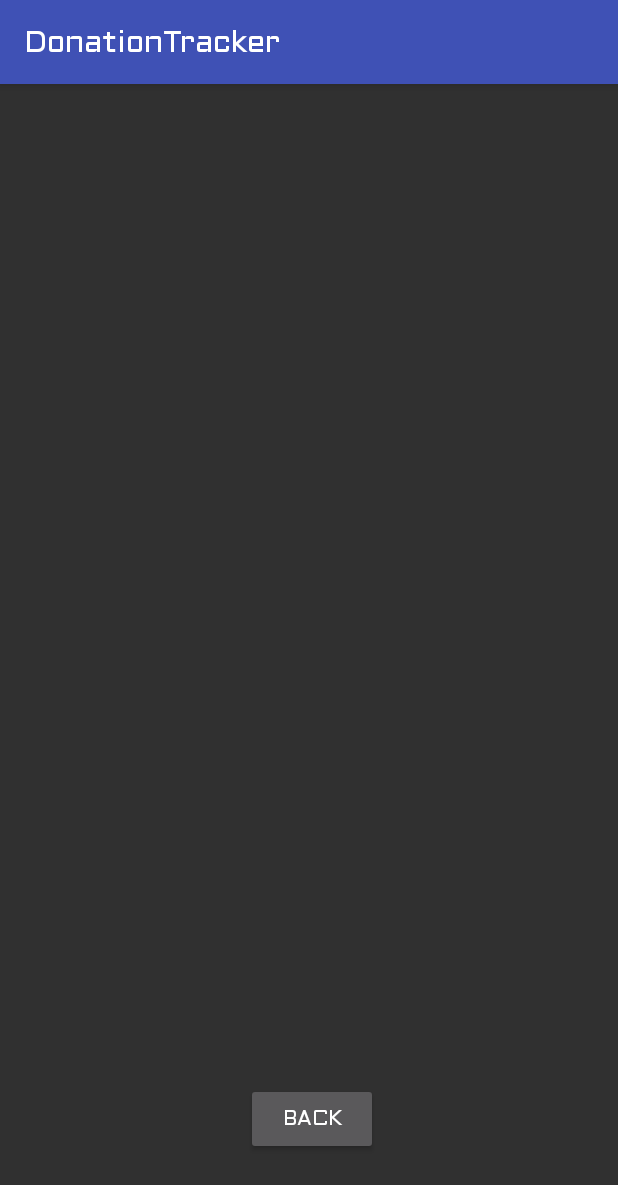
After one commit to jacobzipper/donationTrackerCS2340, an Android app: the AdminToolsActivity screen opened directly, with no data from a screen before it, on a phone screen of 412 x 824 dp. The commit adds this screen. Shown: the top 1185 px of the screen. Run offline under Robolectric (Android 15) with nearby library versions, the phone set to English and light mode, and no system bars.

Commit message:
Moved adding/viewing donations to an admin tools screen, accessible from the postlogin screen.  Currently anyone can go to that screen, but the buttons for adding/viewing donations are only visible to LocationEmployees
Signed-off-by: Jacob Allen <jballen95173@gmail.com>

```diff
--- a/app/src/main/AndroidManifest.xml
+++ b/app/src/main/AndroidManifest.xml
@@ -29,6 +29,7 @@
         <activity android:name=".activities.registration.RegistrationActivity" />
         <activity android:name=".activities.postlogin.AddDonationActivity" />
         <activity android:name=".activities.postlogin.ViewDonationsActivity" />
+        <activity android:name=".activities.postlogin.AdminToolsActivity"></activity>
     </application>
 
 </manifest>
--- /dev/null
+++ b/app/src/main/java/a5x/cs2340/donationtracker/activities/postlogin/AdminToolsActivity.java
@@ -0,0 +1,46 @@
+package a5x.cs2340.donationtracker.activities.postlogin;
+
+import android.content.Intent;
+import android.os.Bundle;
+import android.support.v7.app.AppCompatActivity;
+import android.view.View;
+import android.widget.Button;
+
+import a5x.cs2340.donationtracker.R;
+import a5x.cs2340.donationtracker.models.users.LocationEmployee;
+import a5x.cs2340.donationtracker.webservice.Webservice;
+
+public class AdminToolsActivity extends AppCompatActivity {
+
+    @Override
+    protected void onCreate(Bundle savedInstanceState) {
+        super.onCreate(savedInstanceState);
+        setContentView(R.layout.activity_admin_tools);
+        Button backButton = findViewById(R.id.toolsBackButton);
+        backButton.setOnClickListener(v -> backToPostLogin());
+        Button addDonationButton = findViewById(R.id.toolsAddDonationButton);
+        addDonationButton.setOnClickListener(v -> toAddDonation());
+        Button viewDonationsButton = findViewById(R.id.toolsViewDonationsButton);
+        viewDonationsButton.setOnClickListener(v -> toViewDonations());
+        if (Webservice.getAccountLoggedIn() instanceof LocationEmployee) {
+            viewDonationsButton.setVisibility(View.VISIBLE);
+            addDonationButton.setVisibility(View.VISIBLE);
+        } else {
+            addDonationButton.setVisibility(View.GONE);
+            viewDonationsButton.setVisibility(View.GONE);
+        }
+
+    }
+    private void toAddDonation() {
+        Intent toAddDonationIntent = new Intent(this, AddDonationActivity.class);
+        startActivity(toAddDonationIntent);
+    }
+    private void toViewDonations() {
+        Intent toViewDonationsIntent = new Intent(this, ViewDonationsActivity.class);
+        startActivity(toViewDonationsIntent);
+    }
+    private void backToPostLogin() {
+        Intent backToPostLoginIntent = new Intent(this, PostLoginActivity.class);
+        startActivity(backToPostLoginIntent);
+    }
+}
--- /dev/null
+++ b/app/src/main/res/layout/activity_admin_tools.xml
@@ -0,0 +1,53 @@
+<?xml version="1.0" encoding="utf-8"?>
+<android.support.constraint.ConstraintLayout xmlns:android="http://schemas.android.com/apk/res/android"
+    xmlns:app="http://schemas.android.com/apk/res-auto"
+    xmlns:tools="http://schemas.android.com/tools"
+    android:layout_width="match_parent"
+    android:layout_height="match_parent"
+    tools:context=".activities.postlogin.AdminToolsActivity">
+
+    <Button
+        android:id="@+id/toolsAddDonationButton"
+        android:layout_width="262dp"
+        android:layout_height="54dp"
+        android:layout_marginStart="8dp"
+        android:layout_marginTop="8dp"
+        android:layout_marginEnd="8dp"
+        android:layout_marginBottom="8dp"
+        android:text="@string/tools_add_donation"
+        app:layout_constraintBottom_toBottomOf="parent"
+        app:layout_constraintEnd_toEndOf="parent"
+        app:layout_constraintStart_toStartOf="parent"
+        app:layout_constraintTop_toTopOf="parent"
+        app:layout_constraintVertical_bias="0.051" />
+
+    <Button
+        android:id="@+id/toolsViewDonationsButton"
+        android:layout_width="262dp"
+        android:layout_height="wrap_content"
+        android:layout_marginStart="8dp"
+        android:layout_marginTop="11dp"
+        android:layout_marginEnd="8dp"
+        android:layout_marginBottom="8dp"
+        android:text="@string/tools_view_donations"
+        app:layout_constraintBottom_toBottomOf="parent"
+        app:layout_constraintEnd_toEndOf="parent"
+        app:layout_constraintStart_toStartOf="parent"
+        app:layout_constraintTop_toBottomOf="@+id/toolsAddDonationButton"
+        app:layout_constraintVertical_bias="0.074" />
+
+    <Button
+        android:id="@+id/toolsBackButton"
+        android:layout_width="wrap_content"
+        android:layout_height="wrap_content"
+        android:layout_marginStart="11dp"
+        android:layout_marginTop="8dp"
+        android:layout_marginEnd="8dp"
+        android:layout_marginBottom="8dp"
+        android:text="@string/back_button"
+        app:layout_constraintBottom_toBottomOf="parent"
+        app:layout_constraintEnd_toEndOf="parent"
+        app:layout_constraintStart_toStartOf="parent"
+        app:layout_constraintTop_toBottomOf="@+id/toolsViewDonationsButton"
+        app:layout_constraintVertical_bias="0.925" />
+</android.support.constraint.ConstraintLayout>
--- a/app/src/main/res/values/strings.xml
+++ b/app/src/main/res/values/strings.xml
@@ -33,6 +33,7 @@
     <string name="password_strength_very_strong">Strength: Very Strong</string>
     <string name="post_login_welcome_string">Welcome %1$s %2$s!</string>
 
+    <string name="to_tools_button">Admin Tools</string>
 
     <string name="location_name">Name: %1$s</string>
     <string name="location_latitude">Latitude: %1$s</string>
@@ -41,8 +42,9 @@
     <string name="location_address">Address: %1$s</string>
     <string name="location_phone">Phone: %1$s</string>
     <string name="location_dialog_close_button">Close</string>
-    <string name="location_dialog_add_donation">Add Donation</string>
-    <string name="location_dialog_view_donations">View Donations</string>
+
+    <string name="tools_add_donation">Add Donation</string>
+    <string name="tools_view_donations">View Donations</string>
 
     <string name="donation_add_header">Enter Donation Info</string>
     <string name="donation_name_prompt">Name</string>
```
Also changed, not shown: app/src/main/java/a5x/cs2340/donationtracker/activities/postlogin/AddDonationActivity.java (+5 -5 lines), app/src/main/java/a5x/cs2340/donationtracker/activities/postlogin/GetLocationsTask.java (+2 -22 lines), app/src/main/java/a5x/cs2340/donationtracker/activities/postlogin/PostLoginActivity.java (+10 -0 lines), app/src/main/java/a5x/cs2340/donationtracker/activities/postlogin/ViewDonationsActivity.java (+4 -4 lines), app/src/main/res/layout/activity_post_login.xml (+17 -2 lines), app/src/main/res/layout/location_view.xml (+2 -33 lines).
